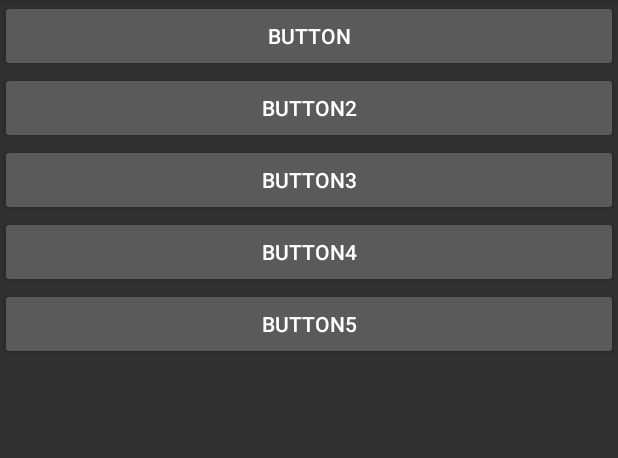
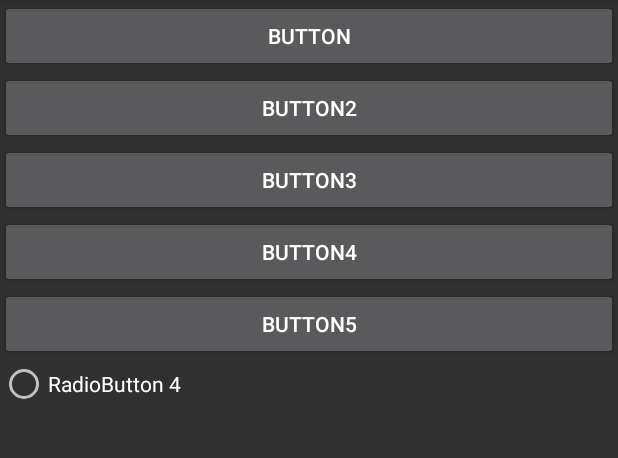
Before and after one commit to malibaig41/MyGithub, an Android app: the screen it shows after launch (MainActivity), on a phone screen of 412 x 824 dp, the part 84-542 px from its top. Run offline under Robolectric (Android 15) with nearby library versions, the phone set to English and light mode, and no system bars.

Commit message:
Fourth RadioButton is added

```diff
--- a/app/src/main/res/layout/activity_main.xml
+++ b/app/src/main/res/layout/activity_main.xml
@@ -1,6 +1,5 @@
 <?xml version="1.0" encoding="utf-8"?>
 <LinearLayout xmlns:android="http://schemas.android.com/apk/res/android"
-    xmlns:app="http://schemas.android.com/apk/res-auto"
     xmlns:tools="http://schemas.android.com/tools"
     android:layout_width="match_parent"
     android:layout_height="match_parent"
@@ -32,4 +31,8 @@
         android:layout_height="wrap_content"
         android:text="Button5" />
 
+    <RadioButton
+        android:layout_width="match_parent"
+        android:layout_height="wrap_content"
+        android:text="RadioButton 4" />
 </LinearLayout>
```
